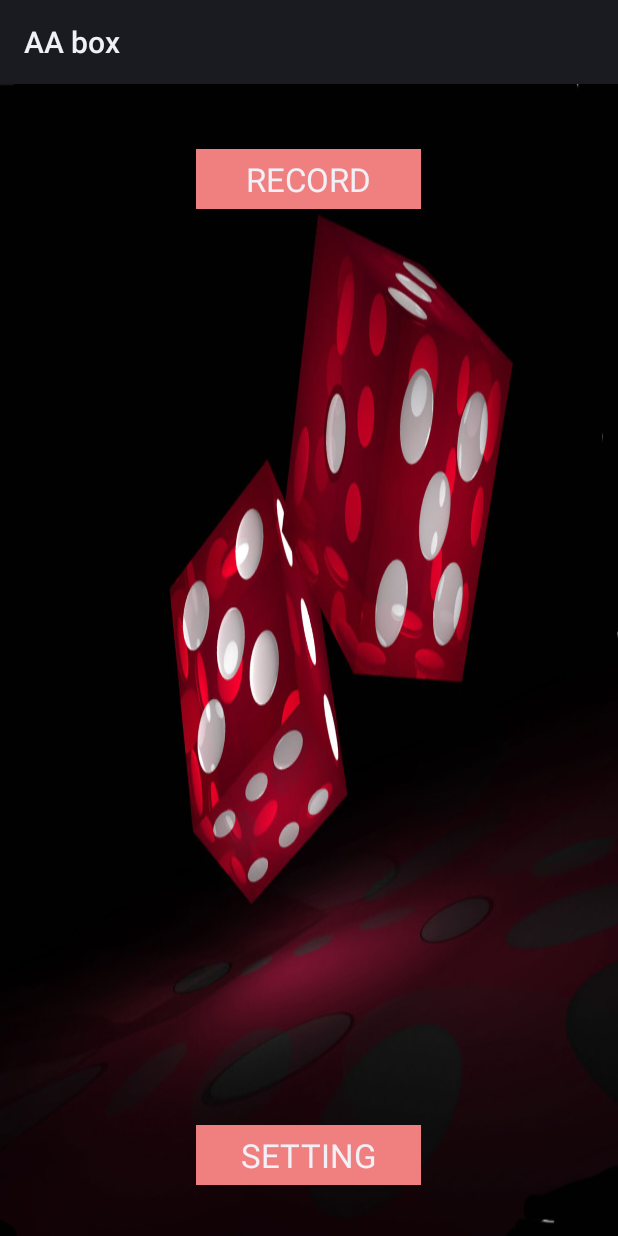
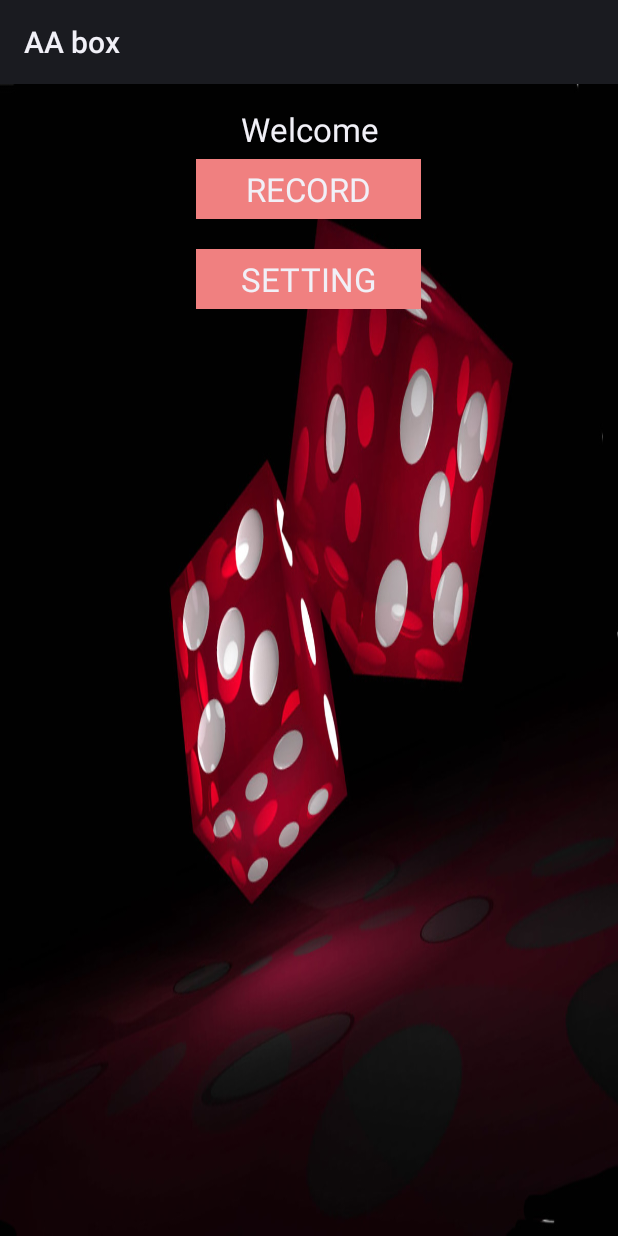
Before and after one commit to bunnywong/android-wear, an Android app: the screen it shows after launch (WearActivity), on a phone screen of 412 x 824 dp. Run offline under Robolectric (Android 15) with nearby library versions, the phone set to English and light mode, and no system bars; libraries missing offline, so code that uses them is left out: org.codehaus.plexus; 2 statements that could not run were skipped.

Commit message:
style UI

```diff
--- a/wear/src/main/res/layout/main_activity.xml
+++ b/wear/src/main/res/layout/main_activity.xml
@@ -8,11 +8,33 @@
     android:background="@drawable/background_dice">
 
     <TextView
+        android:id="@+id/textHomeTitle"
+        android:text="Welcome"
         android:layout_width="wrap_content"
         android:layout_height="wrap_content"
         android:textAppearance="?android:attr/textAppearanceLarge"
+        android:layout_alignParentTop="true"
+        android:background="@null"
+        android:capitalize="characters"
+        android:paddingLeft="10dp"
+        android:paddingTop="5dp"
+        android:paddingBottom="5dp"
+        android:paddingRight="10dp"
+        android:clickable="false"
+        android:textAlignment="viewEnd"
+        android:width="150dp"
+        android:gravity="center"
+        android:onClick="pageSetting"
+        android:layout_alignParentStart="true"
+        android:layout_alignParentEnd="true"
+        android:layout_marginTop="10dp" />
+
+    <TextView
+        android:id="@+id/textMenuRecord"
         android:text="RECORD"
-        android:id="@+id/textRecordDraw"
+        android:layout_width="wrap_content"
+        android:layout_height="wrap_content"
+        android:textAppearance="?android:attr/textAppearanceLarge"
         android:background="#F08080"
         android:capitalize="characters"
         android:paddingLeft="10dp"
@@ -25,15 +47,15 @@
         android:gravity="center"
         android:layout_alignParentTop="true"
         android:layout_centerHorizontal="true"
-        android:layout_marginTop="43dp"
-        android:onClick="pageRecord" />
+        android:layout_marginTop="50dp"
+        android:onClick="pageRecord"  />
 
     <TextView
+        android:id="@+id/textMenuSetting"
+        android:text="SETTING"
         android:layout_width="wrap_content"
         android:layout_height="wrap_content"
         android:textAppearance="?android:attr/textAppearanceLarge"
-        android:text="SETTING"
-        android:id="@+id/textMenuSetting"
         android:background="#F08080"
         android:capitalize="characters"
         android:paddingLeft="10dp"
@@ -44,10 +66,9 @@
         android:textAlignment="viewEnd"
         android:width="150dp"
         android:gravity="center"
-        android:layout_alignParentBottom="true"
-        android:layout_alignStart="@+id/textRecordDraw"
-        android:layout_marginBottom="34dp"
-        android:onClick="pageSetting" />
-
+        android:onClick="pageSetting"
+        android:layout_below="@+id/textMenuRecord"
+        android:layout_alignStart="@+id/textMenuRecord"
+        android:layout_marginTop="20dp" />
 
 </RelativeLayout>
--- a/wear/src/main/res/layout/record_activity.xml
+++ b/wear/src/main/res/layout/record_activity.xml
@@ -11,13 +11,14 @@
         android:id="@+id/btRecordHome"
         android:src="@drawable/home_selector"
         android:background="@null"
-        tools:context=".VoiceRecognitionActivity"
         android:layout_width="wrap_content"
         android:layout_height="wrap_content"
         android:layout_gravity="center_horizontal|bottom"
         android:layout_alignParentTop="true"
         android:layout_alignParentStart="true"
-        android:onClick="pageMain" />
+        android:onClick="pageMain"
+        android:layout_marginLeft="-2dp"
+        android:layout_marginTop="-2dp" />
 
     <ImageButton
         android:id="@+id/btSpeak"
```
Also changed, not shown: wear/src/main/res/layout/setting_activity.xml (+25 -9 lines).
